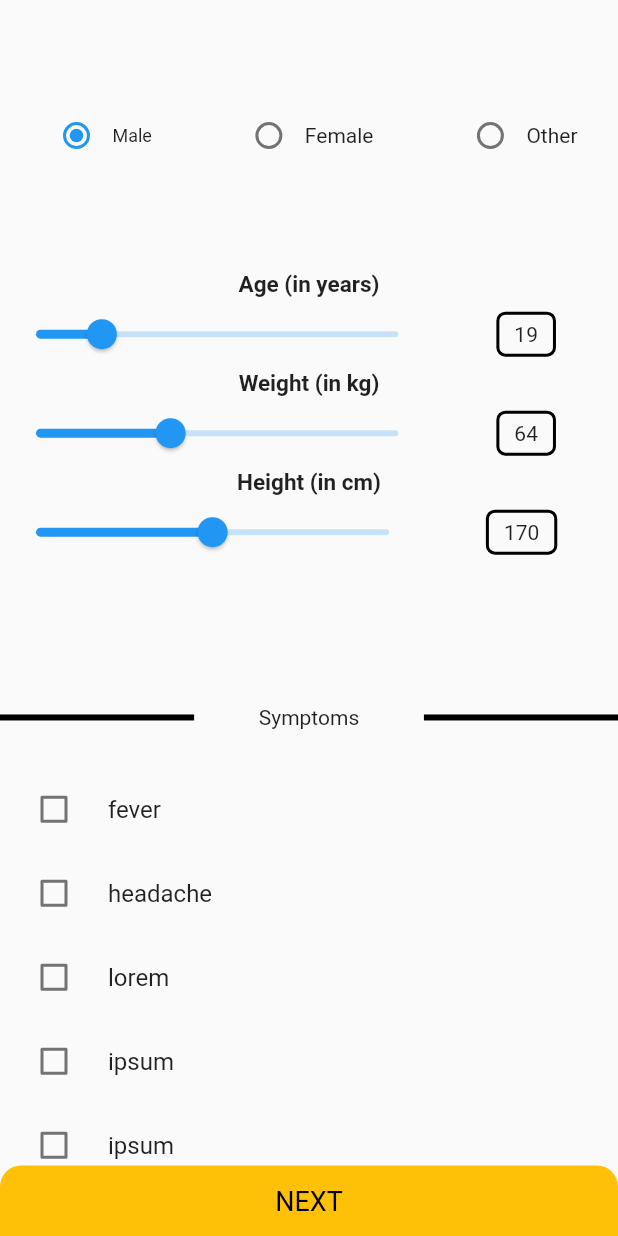
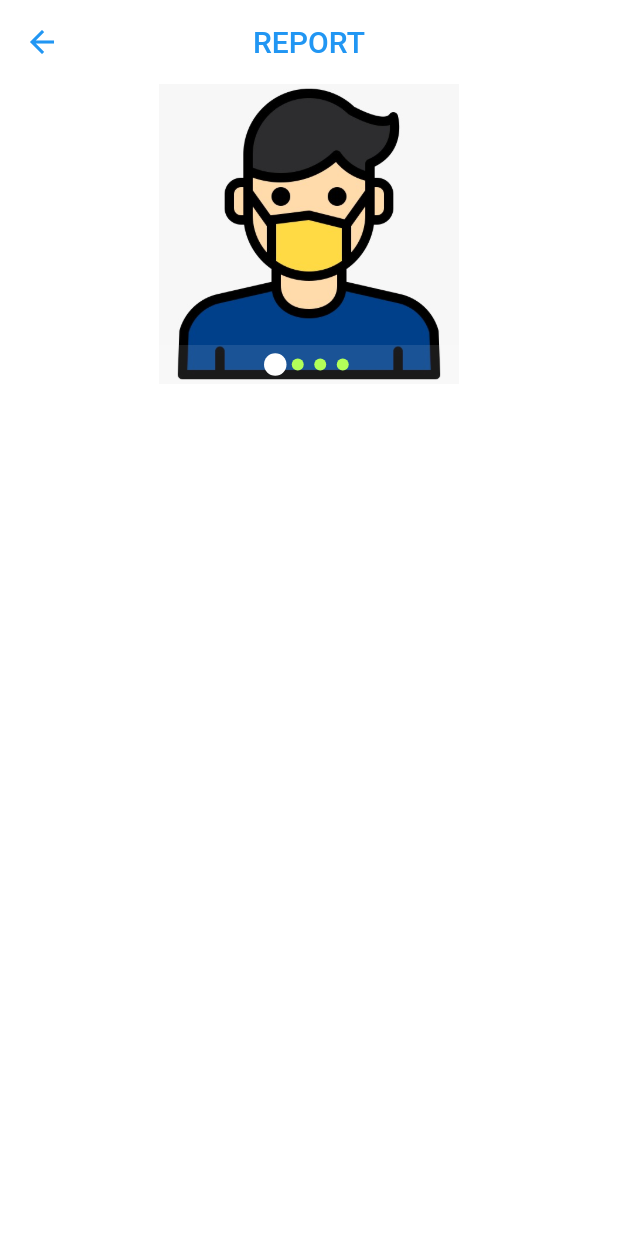
Before and after one commit to vishalsharma0657/Medicino, a Flutter app: the InputPage screen opened directly, after a tap on "NEXT", on a phone screen of 412 x 824 dp. Run offline on Flutter 3.47's test engine with Material 2 defaults, Android fonts, the phone set to English and light mode, and no system bars; drawn by our look-alikes of carousel_pro; our stand-ins replace flutter_signin_button.

Commit message:
Output Page

```diff
--- /dev/null
+++ b/lib/Report/output_page.dart
@@ -0,0 +1,62 @@
+import 'package:flutter/material.dart';
+
+import 'package:carousel_pro/carousel_pro.dart';
+
+// ignore: camel_case_types
+class output_page extends StatelessWidget {
+  const output_page({Key? key}) : super(key: key);
+
+  @override
+  Widget build(BuildContext context) {
+    return Scaffold(
+      backgroundColor: Colors.white,
+      appBar: AppBar(
+        centerTitle: true,
+        backgroundColor: Colors.white,
+        elevation: 0,
+        leading: const BackButton(
+          color: Colors.blue,
+        ),
+        title: const Text(
+          'REPORT',
+          style: TextStyle(
+            color: Colors.blue,
+            fontSize: 20,
+            fontWeight: FontWeight.w500,
+          ),
+        ),
+      ),
+      body: Center(
+        child: ListView(
+          children: [
+            SizedBox(
+                height: 200,
+                width: double.infinity,
+                child: Carousel(
+                  images: [
+                    Image.asset(
+                      'images/boy_image.png',
+                    ),
+                    Image.asset(
+                      'images/doctor.png',
+                    ),
+                    Image.asset(
+                      'images/facebook_logo.png',
+                    ),
+                    Image.asset(
+                      'images/google_logo.png',
+                    ),
+                  ],
+                  dotSize: 8.0,
+                  dotSpacing: 15.0,
+                  dotColor: Colors.lightGreenAccent,
+                  indicatorBgPadding: 5.0,
+                  dotBgColor: Colors.white.withOpacity(0.1),
+                  borderRadius: true,
+                )),
+          ],
+        ),
+      ),
+    );
+  }
+}
--- a/lib/User_Input/input_page.dart
+++ b/lib/User_Input/input_page.dart
@@ -1,6 +1,7 @@
 import 'package:flutter/material.dart';
 import 'package:medicino/User_Input/slider.dart';
 import 'package:medicino/User_Input/user_sex.dart';
+import 'package:medicino/Report/output_page.dart';
 
 class InputPage extends StatelessWidget {
   const InputPage({Key? key}) : super(key: key);
@@ -67,7 +68,12 @@ class InputPage extends StatelessWidget {
             ),
           ),
           GestureDetector(
-            onTap: () {},
+            onTap: () {
+              Navigator.push(
+                context,
+                MaterialPageRoute(builder: (context) => const output_page()),
+              );
+            },
             child: Container(
               decoration: const BoxDecoration(
                   color: Colors.amber,
--- a/pubspec.yaml
+++ b/pubspec.yaml
@@ -35,6 +35,8 @@ dependencies:
   # Use with the CupertinoIcons class for iOS style icons.
   cupertino_icons: ^1.0.2
   flutter_signin_button: ^2.0.0
+  flutter_swiper: ^1.1.6
+  carousel_pro: ^1.0.0
 
 dev_dependencies:
   flutter_test:
@@ -61,6 +63,7 @@ flutter:
   # To add assets to your application, add an assets section, like this:
   assets:
     - images/
+
   #   - images/a_dot_ham.jpeg
 
   # An image asset can refer to one or more resolution-specific "variants", see
```
Also changed, not shown: flutter_01.png (added), pubspec.lock.
